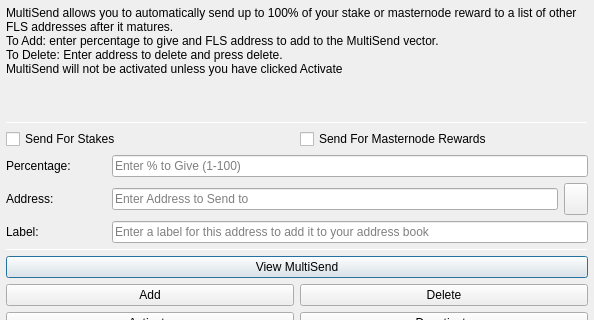
Before: the Qt Designer form src/qt/forms/multisenddialog.ui in decenomy/FLS, drawn with Qt 5; both pictures show x 0 to 594 and y 0 to 320 of the 594 by 526 pixel window.
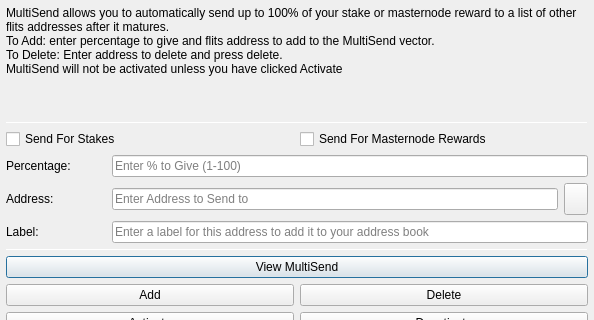
After: the same form once the commit is applied. Icons and pictures are not drawn.

```diff
--- a/src/qt/forms/multisenddialog.ui
+++ b/src/qt/forms/multisenddialog.ui
@@ -28,8 +28,8 @@
         <number>1</number>
        </property>
        <property name="text">
-        <string>MultiSend allows you to automatically send up to 100% of your stake or masternode reward to a list of other FLS addresses after it matures.
-To Add: enter percentage to give and FLS address to add to the MultiSend vector.
+        <string>MultiSend allows you to automatically send up to 100% of your stake or masternode reward to a list of other flits addresses after it matures.
+To Add: enter percentage to give and flits address to add to the MultiSend vector.
 To Delete: Enter address to delete and press delete.
 MultiSend will not be activated unless you have clicked Activate</string>
        </property>
```
Left out of the diff: 15 changed lines with no effect on the pictures.
